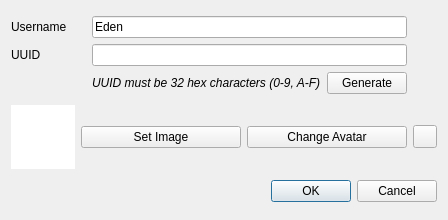
Before: the Qt Designer form src/yuzu/configuration/system/new_user_dialog.ui in ddddng/Lichii, drawn with Qt 5.
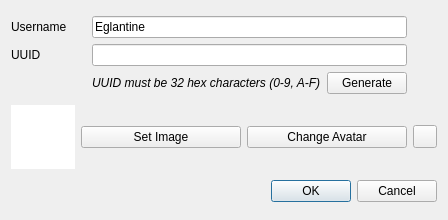
After: the same form once the commit is applied.

Patch:
```diff
--- a/src/yuzu/configuration/system/new_user_dialog.ui
+++ b/src/yuzu/configuration/system/new_user_dialog.ui
@@ -57,7 +57,7 @@
      <item row="0" column="1" colspan="2">
       <widget class="QLineEdit" name="username">
        <property name="text">
-        <string>Eden</string>
+        <string>Eglantine</string>
        </property>
       </widget>
      </item>
```
